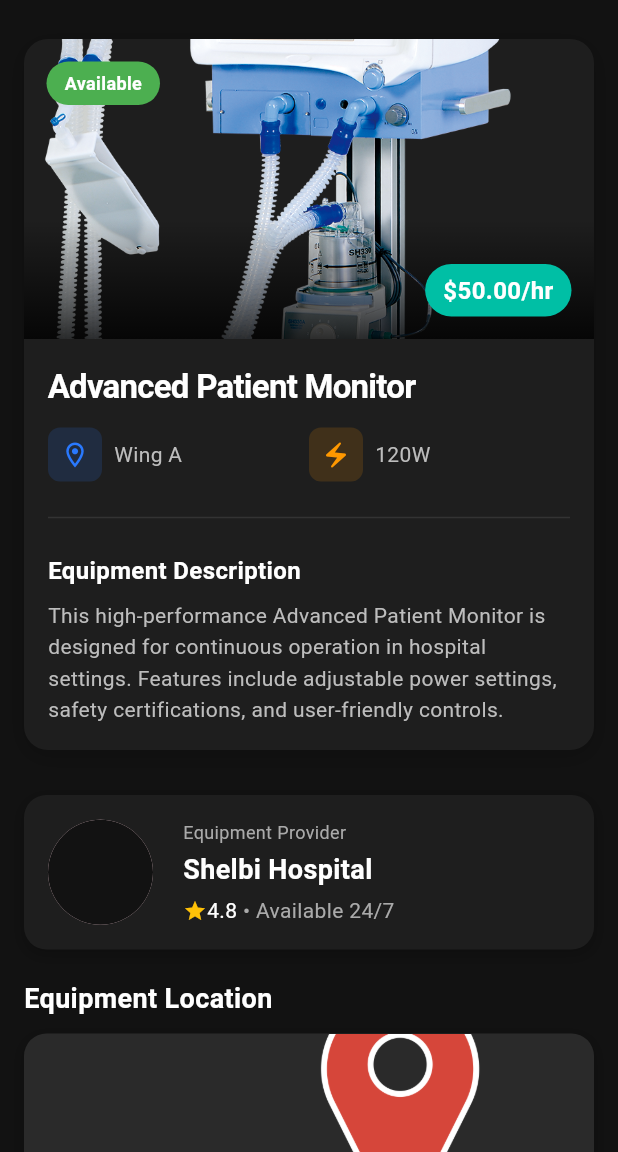
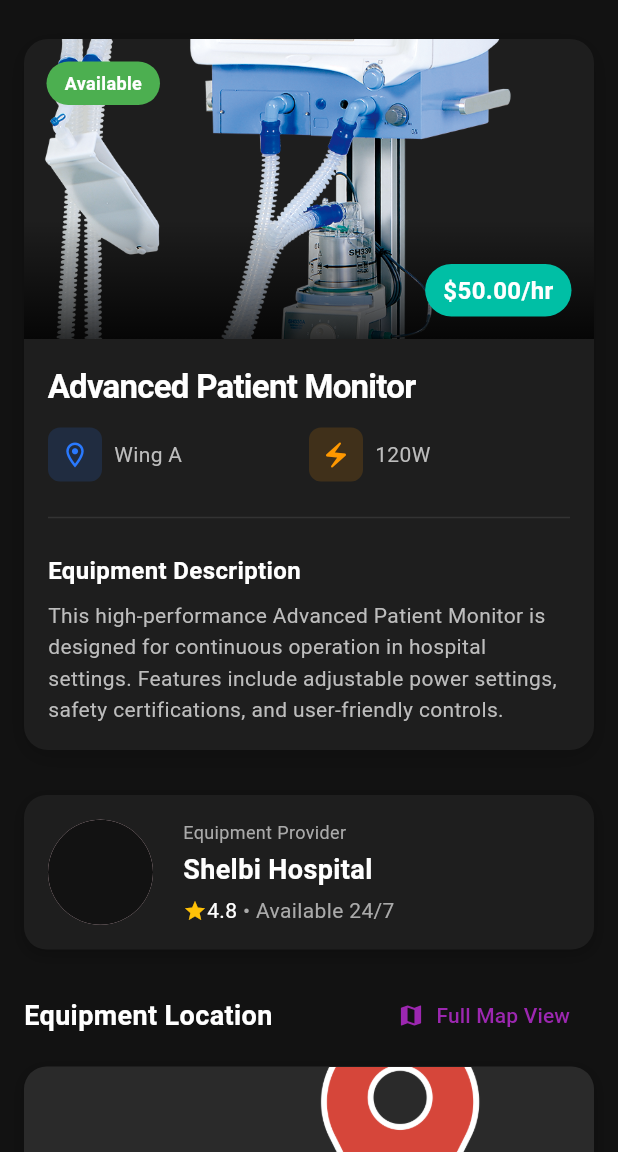
Before and after one commit to RushirajRavalji/rentalll, a Flutter app: the EquipmentDetailPage screen opened directly, on a phone screen of 412 x 824 dp, the part 84-1236 px from its top. Run offline on Flutter 3.47's test engine with Material 3 defaults, Android fonts, the phone set to English and light mode, and no system bars; our stand-ins replace firebase_core, flutter_map, latlong2; accounts and stored records are empty.

Commit message:
add map into the screen

```diff
--- a/lib/presentation/pages/equipment_detail_page.dart
+++ b/lib/presentation/pages/equipment_detail_page.dart
@@ -1,12 +1,21 @@
 import 'package:flutter/material.dart';
 import 'package:rentall/data.models/equipment.dart';
 import 'package:rentall/presentation/widgets/equipments_card.dart';
+import 'package:rentall/presentation/pages/maps_detail_page.dart'; // Import the MapsDetailPage
 
 class EquipmentDetailPage extends StatelessWidget {
   const EquipmentDetailPage({super.key});
 
   @override
   Widget build(BuildContext context) {
+    // Create equipment instance to pass to both the card and the maps page
+    final equipment = Equipment(
+      model: "Advanced Patient Monitor",
+      location: "Wing A",
+      powerRating: 120,
+      pricePerHour: 50,
+    );
+
     return Scaffold(
       backgroundColor: const Color(0xFF121212),
       appBar: AppBar(
@@ -25,15 +34,7 @@ class EquipmentDetailPage extends StatelessWidget {
           child: Column(
             crossAxisAlignment: CrossAxisAlignment.start,
             children: [
-              EquipmentsCard(
-                equipment: Equipment(
-                  model: "Advanced Patient Monitor",
-                  location: "Wing A",
-                  powerRating: 120,
-                  pricePerHour: 50,
-                ),
-                isDetailCard: true,
-              ),
+              EquipmentsCard(equipment: equipment, isDetailCard: true),
               const SizedBox(height: 20),
 
               // Equipment Provider Section
@@ -110,6 +111,9 @@ class EquipmentDetailPage extends StatelessWidget {
               const SizedBox(height: 20),
 
               // Equipment Location Section
+              Row(
+                mainAxisAlignment: MainAxisAlignment.spaceBetween,
+                children: [
                   const Text(
                     "Equipment Location",
                     style: TextStyle(
@@ -118,9 +122,30 @@ class EquipmentDetailPage extends StatelessWidget {
                       color: Colors.white,
                     ),
                   ),
+                  // View on Map button
+                  TextButton.icon(
+                    icon: const Icon(Icons.map, color: Color(0xFF9C27B0)),
+                    label: const Text(
+                      "Full Map View",
+                      style: TextStyle(color: Color(0xFF9C27B0)),
+                    ),
+                    onPressed: () {
+                      Navigator.push(
+                        context,
+                        MaterialPageRoute(
+                          builder:
+                              (context) => MapsDetailPage(equipment: equipment),
+                        ),
+                      );
+                    },
+                  ),
+                ],
+              ),
               const SizedBox(height: 10),
 
               // Map Container with fixed height
+              Stack(
+                children: [
                   Container(
                     height: 200,
                     width: double.infinity,
@@ -141,8 +166,35 @@ class EquipmentDetailPage extends StatelessWidget {
                       ],
                     ),
                     child: const Center(
-                  child: Icon(Icons.location_on, color: Colors.red, size: 50),
+                      child: Icon(
+                        Icons.location_on,
+                        color: Colors.red,
+                        size: 50,
                       ),
+                    ),
+                  ),
+                  // Overlay button for interactive map
+                  Positioned.fill(
+                    child: Material(
+                      color: Colors.transparent,
+                      child: InkWell(
+                        borderRadius: BorderRadius.circular(15),
+                        onTap: () {
+                          Navigator.push(
+                            context,
+                            MaterialPageRoute(
+                              builder:
+                                  (context) =>
+                                      MapsDetailPage(equipment: equipment),
+                            ),
+                          );
+                        },
+                        splashColor: Colors.purple.withOpacity(0.3),
+                        highlightColor: Colors.transparent,
+                      ),
+                    ),
+                  ),
+                ],
               ),
 
               const SizedBox(height: 20),
@@ -223,7 +275,7 @@ class EquipmentDetailPage extends StatelessWidget {
       padding: const EdgeInsets.symmetric(vertical: 8.0),
       child: Row(
         children: [
-          Icon(icon, size: 24, color: const Color(0xFF9C27B0)), // Light purple
+          Icon(icon, size: 24, color: Colors.white), // Light purple
           const SizedBox(width: 16),
           Text(
             title,
@@ -238,7 +290,7 @@ class EquipmentDetailPage extends StatelessWidget {
             value,
             style: const TextStyle(
               fontSize: 16,
-              color: Color(0xFFBDBDBD), // Light gray
+              color: Colors.white, // Light gray
             ),
           ),
         ],
```
Also changed, not shown: lib/main.dart (+13 -1 lines), lib/presentation/pages/maps_detail_page.dart (added, +242 -0 lines). Lines whose indentation alone changed are shown as unchanged.
